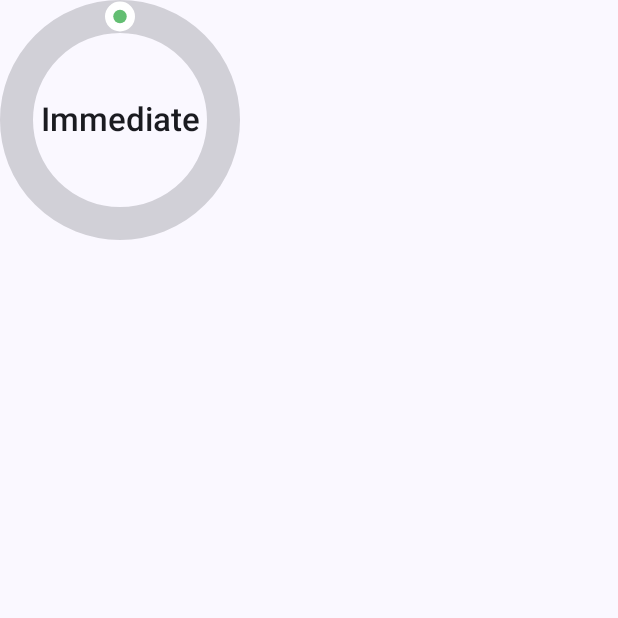
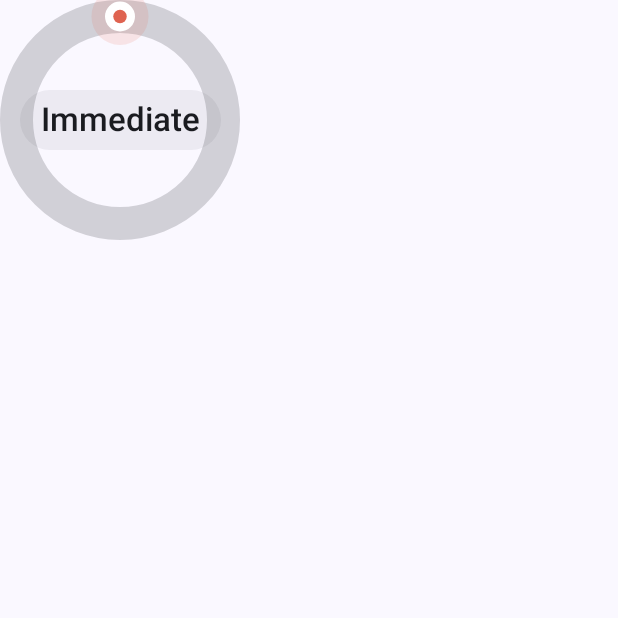
Before and after one commit to Dracvar06/doomscroll-blocker, an Android app built with Jetpack Compose: the composable DelayDial called with empty values, on a phone screen of 412 x 824 dp, the top half of it. Run offline under Robolectric (Android 15) with nearby library versions, the phone set to English and light mode, and no system bars.

Commit message:
Red at no wait at all, and a dial that answers to the finger
The change delay wore the budget dial's colours, and on that dial they were
backwards. More minutes on a budget is worse; more seconds of pause is better.
Immediate -- the setting where an impulse can undo a decision before the
impulse passes -- was sitting there in reassuring green.

So the delay reads the ramp the other way and over a much shorter run: red at
no wait at all, amber at fifteen seconds, green by thirty. The pause only has
to outlast the reach for the phone, and a dial that stayed amber until four
minutes would be telling people their perfectly good half minute was not good
enough.

The rest is polish, with permission:

- **The dials tick.** One haptic click per rung, the way a kitchen timer does.
  It is also the only way to tell, without watching the number, that anything
  is happening under your thumb.
- **The handle has a halo**, and both swell while it is held. Not decoration:
  grabbing was narrowed to the handle so that scrolling the page past a dial
  would stop turning it, and that fix is only fair if the handle looks like the
  part you are meant to take hold of.
- **Values animate into place.** A budget that arrives from anywhere but the
  finger -- typed in, clamped by a change of period -- travels to its new
  angle instead of teleporting. Under the finger the dial still goes exactly
  where the finger is; a control that lags behind a thumb feels broken.
- **The number sits in a faint pill**, so it reads as something you can press.
  Without it the keyboard added yesterday is a feature nobody finds: plain text
  in the middle of a ring looks like a readout.

The day-ring gets the same handle and the same ticks, so the two rings feel
like one instrument.

Verified on the phone: immediate is red, thirty seconds is green with the arc
climbing red to green across it, and the setting is back where it was. The
haptics compile and fire on rung changes; whether they feel right is a
judgement only a hand can make.

Co-Authored-By: Claude Opus 5 <noreply@anthropic.com>

```diff
--- a/app/src/main/java/cat/doorman/app/ui/TimeRing.kt
+++ b/app/src/main/java/cat/doorman/app/ui/TimeRing.kt
@@ -1,6 +1,10 @@
 package cat.doorman.app.ui
 
+import androidx.compose.animation.core.FastOutSlowInEasing
+import androidx.compose.animation.core.animateFloatAsState
+import androidx.compose.animation.core.tween
 import androidx.compose.foundation.Canvas
+import androidx.compose.foundation.background
 import androidx.compose.foundation.clickable
 import androidx.compose.foundation.gestures.awaitEachGesture
 import androidx.compose.foundation.gestures.awaitFirstDown
@@ -12,6 +16,7 @@ import androidx.compose.foundation.layout.aspectRatio
 import androidx.compose.foundation.layout.fillMaxWidth
 import androidx.compose.foundation.layout.padding
 import androidx.compose.foundation.layout.size
+import androidx.compose.foundation.shape.RoundedCornerShape
 import androidx.compose.material3.MaterialTheme
 import androidx.compose.material3.Text
 import androidx.compose.runtime.Composable
@@ -22,15 +27,19 @@ import androidx.compose.runtime.rememberUpdatedState
 import androidx.compose.runtime.setValue
 import androidx.compose.ui.Alignment
 import androidx.compose.ui.Modifier
+import androidx.compose.ui.draw.clip
 import androidx.compose.ui.geometry.Offset
 import androidx.compose.ui.geometry.Size
 import androidx.compose.ui.graphics.Brush
 import androidx.compose.ui.graphics.Color
 import androidx.compose.ui.graphics.lerp
+import androidx.compose.ui.graphics.drawscope.DrawScope
 import androidx.compose.ui.graphics.drawscope.Stroke
 import androidx.compose.ui.graphics.drawscope.rotate
+import androidx.compose.ui.hapticfeedback.HapticFeedbackType
 import androidx.compose.ui.input.pointer.pointerInput
 import androidx.compose.ui.platform.LocalDensity
+import androidx.compose.ui.platform.LocalHapticFeedback
 import androidx.compose.ui.res.stringResource
 import androidx.compose.ui.semantics.contentDescription
 import androidx.compose.ui.semantics.semantics
@@ -76,6 +85,12 @@ fun TimeRing(
     // Chosen when a drag begins and kept for the whole gesture, so a handle
     // dragged past the other one does not hand over mid-swipe.
     var draggingStart by remember { mutableStateOf(true) }
+    var dragging by remember { mutableStateOf(false) }
+    val haptics = LocalHapticFeedback.current
+    // Everything about the handle answers to the finger: it swells, its halo
+    // brightens, and it ticks at every five-minute step. A dial you cannot feel
+    // is a picture of a dial.
+    val press by animateFloatAsState(if (dragging) 1f else 0f, label = "grip")
 
     val strokePx = with(LocalDensity.current) { 26.dp.toPx() }
     val handlePx = with(LocalDensity.current) { 11.dp.toPx() }
@@ -122,12 +137,22 @@ fun TimeRing(
                         } else {
                             grabbedStart
                         }
+                        dragging = true
+                        var lastMinute = if (draggingStart) {
+                            current.fromMinute
+                        } else {
+                            current.toMinute
+                        }
                         while (true) {
                             val event = awaitPointerEvent()
                             val change = event.changes.firstOrNull { it.id == down.id } ?: break
                             if (!change.pressed) break
                             change.consume()
                             val minute = minuteFor(change.position, size.width, size.height)
+                            if (minute != lastMinute) {
+                                lastMinute = minute
+                                haptics.performHapticFeedback(HapticFeedbackType.TextHandleMove)
+                            }
                             onChange(
                                 if (draggingStart) {
                                     current.copy(fromMinute = minute)
@@ -136,6 +161,7 @@ fun TimeRing(
                                 },
                             )
                         }
+                        dragging = false
                     }
                 },
         ) {
@@ -178,8 +204,7 @@ fun TimeRing(
                     size.width / 2 + (cos(radians) * radius).toFloat(),
                     size.height / 2 + (sin(radians) * radius).toFloat(),
                 )
-                drawCircle(color = handleFill, radius = handlePx, center = centre)
-                drawCircle(color = held, radius = handlePx * 0.45f, center = centre)
+                drawHandle(centre, handlePx, held, handleFill, press)
             }
 
         }
@@ -256,6 +281,7 @@ fun MinutesDial(
         positions = remember(period) { DialScale.positions(period) },
         centreTextFor = { dialLabel(it) },
         description = durationLabel(minutes),
+        colourAt = { budgetColour(it.toFloat() / DialScale.maxMinutes(period)) },
         onType = { typing = true },
         modifier = modifier,
         onChange = onChange,
@@ -294,6 +320,7 @@ fun DelayDial(seconds: Int, onChange: (Int) -> Unit, modifier: Modifier = Modifi
         positions = remember { (0..MAX_DELAY_SECONDS step DELAY_STEP_SECONDS).toList() },
         centreTextFor = { delayLabel(it) },
         description = delayLabel(seconds),
+        colourAt = { waitColour(it) },
         onType = { typing = true },
         modifier = modifier,
         onChange = onChange,
@@ -337,6 +364,7 @@ private fun RotaryDial(
     positions: List<Int>,
     centreTextFor: @Composable (Int) -> String,
     description: String,
+    colourAt: (Int) -> Color,
     onType: () -> Unit,
     modifier: Modifier = Modifier,
     onChange: (Int) -> Unit,
@@ -347,6 +375,7 @@ private fun RotaryDial(
     val handlePx = with(LocalDensity.current) { 10.dp.toPx() }
     val current by rememberUpdatedState(value)
     val rungs by rememberUpdatedState(positions)
+    val haptics = LocalHapticFeedback.current
 
     // The dial follows the finger locally and reports once, when the finger
     // lifts. Reporting every step looked fine for a time budget and was wrong
@@ -357,13 +386,24 @@ private fun RotaryDial(
     val turnOfValue = turnOf(positions, value)
     // Snapped, so the handle clicks from one duration to the next under the
     // finger rather than sliding between them, the way a dial with detents does.
-    val shownTurn = snapTurn(positions, draggingTurn ?: turnOfValue)
+    val target = snapTurn(positions, draggingTurn ?: turnOfValue)
+    // A value that arrives from anywhere but the finger -- typed in, clamped by
+    // a change of period, restored from storage -- travels there. Under the
+    // finger the dial goes exactly where the finger is, because a control that
+    // lags behind a thumb feels broken rather than smooth.
+    val settled by animateFloatAsState(
+        targetValue = target,
+        animationSpec = tween(durationMillis = 420, easing = FastOutSlowInEasing),
+        label = "dial",
+    )
+    val press by animateFloatAsState(if (draggingTurn != null) 1f else 0f, label = "grip")
+    val shownTurn = if (draggingTurn == null) settled else target
     // While a finger is on it, the dial says what the rung under the finger
     // says. At rest it says the value itself, which is not always a rung: a
     // typed 5 h 04 has to read back as 5 h 04, not as the nearest thing the
     // dial could have been turned to.
     val shown = if (draggingTurn == null) value else valueAtTurn(positions, shownTurn)
-    val colourStops = remember(positions) { colourStopsFor(positions) }
+    val colourStops = remember(positions, colourAt) { colourStopsFor(positions, colourAt) }
     val typeLabel = stringResource(R.string.dial_type_action)
 
     Box(
@@ -382,6 +422,7 @@ private fun RotaryDial(
                         val handle = handleAt(from, size.width, size.height)
                         if (!nearHandle(down.position, handle)) return@awaitEachGesture
                         down.consume()
+                        var lastRung = Math.round(from * (rungs.size - 1))
                         while (true) {
                             val event = awaitPointerEvent()
                             val change = event.changes.firstOrNull { it.id == down.id } ?: break
@@ -391,10 +432,19 @@ private fun RotaryDial(
                                 change.position.x - size.width / 2,
                                 change.position.y - size.height / 2,
                             )
-                            draggingTurn = RingGeometry.withoutCrossingSeam(
+                            val turn = RingGeometry.withoutCrossingSeam(
                                 candidateTurn = degrees / 360f,
                                 previousTurn = draggingTurn ?: from,
                             )
+                            draggingTurn = turn
+                            // One tick per rung, the way a kitchen timer clicks.
+                            // It is also the only way to tell, without looking,
+                            // that the numbers are moving at all.
+                            val rung = Math.round(turn * (rungs.size - 1))
+                            if (rung != lastRung) {
+                                lastRung = rung
+                                haptics.performHapticFeedback(HapticFeedbackType.TextHandleMove)
+                            }
                         }
                         draggingTurn?.let {
                             val landed = valueAtTurn(rungs, it)
@@ -441,12 +491,7 @@ private fun RotaryDial(
                 size.width / 2 + (cos(radians) * radius).toFloat(),
                 size.height / 2 + (sin(radians) * radius).toFloat(),
             )
-            drawCircle(color = handleFill, radius = handlePx, center = centre)
-            drawCircle(
-                color = rampColour(shown.toFloat() / positions.last()),
-                radius = handlePx * 0.45f,
-                center = centre,
-            )
+            drawHandle(centre, handlePx, colourAt(shown), handleFill, press)
         }
         // The number is a button. Tapping it opens a keyboard, for anyone who
         // knows exactly what they want and would rather say it than hunt for it
@@ -456,22 +501,32 @@ private fun RotaryDial(
             style = MaterialTheme.typography.titleLarge,
             fontWeight = FontWeight.SemiBold,
             modifier = Modifier
+                .clip(RoundedCornerShape(percent = 50))
                 .clickable(onClickLabel = typeLabel, onClick = onType)
-                .padding(horizontal = 12.dp, vertical = 6.dp),
+                // A faint pill, so the number reads as something you can press.
+                // Without it the keyboard is a feature nobody finds: plain text
+                // in the middle of a ring looks like a readout.
+                .background(MaterialTheme.colorScheme.onSurface.copy(alpha = 0.06f))
+                .padding(horizontal = 14.dp, vertical = 6.dp),
         )
     }
 }
 
 /**
- * Green at the bottom of a dial, red at the top.
+ * The colours a dial can wear, and what they mean.
  *
- * The colour is saying one thing: how much. On a budget dial that is a
- * judgement as well as a quantity -- forty-two hours a week is a lot of
- * scrolling and the ring should not pretend otherwise -- and on the change
- * delay it marks the end Doorman itself calls punishing.
+ * Green is "this is fine" and red is "look at this". Which end of a dial earns
+ * which is not the same question twice:
+ *
+ * - On a **budget**, more is worse. Forty-two hours a week is a lot of
+ *   scrolling and the ring should not pretend otherwise.
+ * - On the **change delay**, less is worse. No wait at all means an impulse can
+ *   undo a decision before the impulse passes, which is the one thing this app
+ *   exists to prevent -- so "immediate" is the red end, and half a minute of
+ *   pause is already enough to be green.
  *
  * Fixed colours rather than the theme's, because the theme is taken from the
- * user's wallpaper: "green to red" has to mean green to red on every phone, not
+ * user's wallpaper: green to red has to mean green to red on every phone, not
  * whatever two colours the wallpaper happens to offer. They are mid-toned so
  * that neither end disappears against a light background or a dark one.
  *
@@ -484,12 +539,28 @@ private val DIAL_LOW = Color(0xFF63BE72)
 private val DIAL_MID = Color(0xFFE0B341)
 private val DIAL_HIGH = Color(0xFFDF6350)
 
-private fun rampColour(shareOfTheMost: Float): Color {
-    val t = shareOfTheMost.coerceIn(0f, 1f)
-    return if (t < 0.5f) {
-        lerp(DIAL_LOW, DIAL_MID, t * 2f)
+/** Green while the budget is small, red as it takes over the period. */
+private fun budgetColour(shareOfTheMost: Float): Color = between(shareOfTheMost)
+
+/**
+ * Red at no wait at all, green by half a minute.
+ *
+ * The scale is short on purpose. The pause only has to outlast the reach for
+ * the phone, and a dial that stayed amber until four minutes would be telling
+ * people their perfectly good thirty seconds was not good enough.
+ */
+private fun waitColour(seconds: Int): Color =
+    between(1f - (seconds.toFloat() / SETTLED_WAIT_SECONDS))
+
+private const val SETTLED_WAIT_SECONDS = 30f
+
+/** 0 is green, 1 is red, and the amber in the middle keeps the pair from muddying. */
+private fun between(t: Float): Color {
+    val f = t.coerceIn(0f, 1f)
+    return if (f < 0.5f) {
+        lerp(DIAL_LOW, DIAL_MID, f * 2f)
     } else {
-        lerp(DIAL_MID, DIAL_HIGH, (t - 0.5f) * 2f)
+        lerp(DIAL_MID, DIAL_HIGH, (f - 0.5f) * 2f)
     }
 }
 
@@ -502,15 +573,40 @@ private fun rampColour(shareOfTheMost: Float): Color {
  * angle painted it amber -- an alarm over a budget that is nothing of the sort.
  * Sampled at enough points for the curve to read as smooth.
  */
-private fun colourStopsFor(positions: List<Int>): Array<Pair<Float, Color>> {
-    val most = positions.last().toFloat()
-    return Array(STOPS) { i ->
-        val turn = i / (STOPS - 1f)
-        turn to rampColour(valueAtTurn(positions, turn) / most)
-    }
+private fun colourStopsFor(
+    positions: List<Int>,
+    colourAt: (Int) -> Color,
+): Array<Pair<Float, Color>> = Array(STOPS) { i ->
+    val turn = i / (STOPS - 1f)
+    turn to colourAt(valueAtTurn(positions, turn))
 }
 
 private const val STOPS = 16
+
+/**
+ * A handle that answers to the finger: a soft halo the size of the area that
+ * actually grabs it, swelling while it is held.
+ *
+ * The halo is not decoration. Grabbing was narrowed to the handle so that
+ * scrolling the page past a dial would stop turning it, and that fix is only
+ * fair if the handle looks like the part you are meant to take hold of.
+ */
+private fun DrawScope.drawHandle(
+    centre: Offset,
+    handlePx: Float,
+    colour: Color,
+    fill: Color,
+    press: Float,
+) {
+    drawCircle(
+        color = colour.copy(alpha = 0.14f + 0.14f * press),
+        radius = handlePx * (1.9f + 0.5f * press),
+        center = centre,
+    )
+    val grown = handlePx * (1f + 0.18f * press)
+    drawCircle(color = fill, radius = grown, center = centre)
+    drawCircle(color = colour, radius = grown * 0.45f, center = centre)
+}
 
 /** How far round the dial a value sits, as a fraction of a turn. */
 private fun turnOf(positions: List<Int>, value: Int): Float =
```
